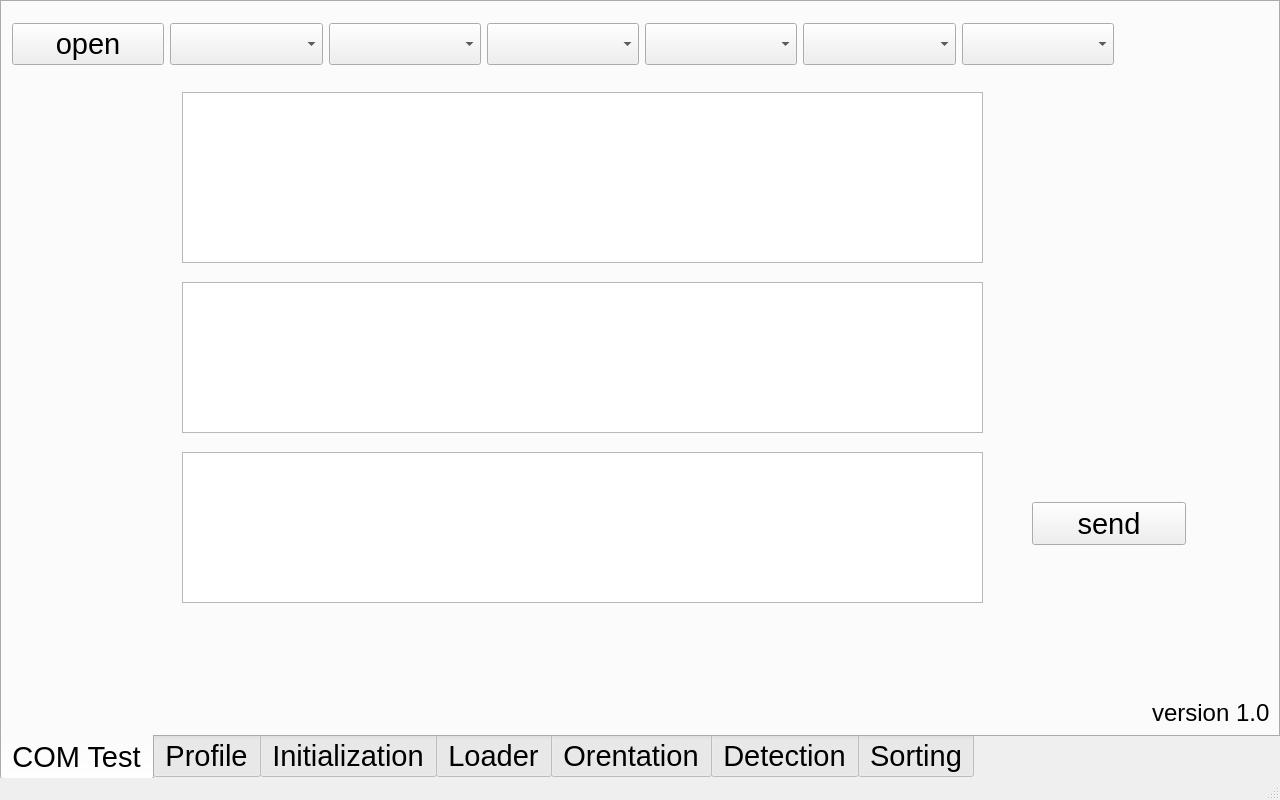
Old version of the form Fernhills_Team/Arun_arya/calyxtract_serialtest/calyxtract.ui in the repository fernhillsteam/Projects.
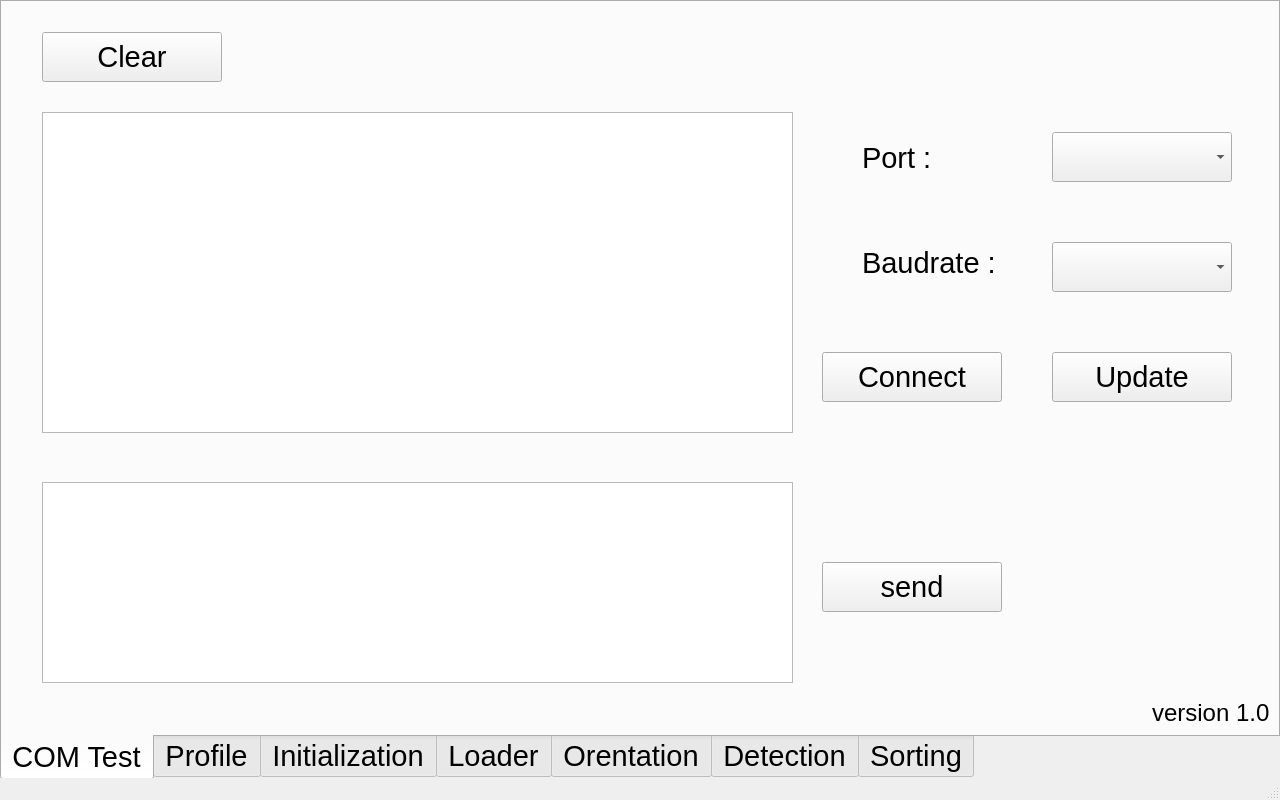
New version of the form. Icons and pictures are not drawn.

Diff of the .ui file:
```diff
--- a/Fernhills_Team/Arun_arya/calyxtract_serialtest/calyxtract.ui
+++ b/Fernhills_Team/Arun_arya/calyxtract_serialtest/calyxtract.ui
@@ -80,86 +80,39 @@
      <attribute name="title">
       <string>COM Test</string>
      </attribute>
-     <widget class="QTextEdit" name="textEdit">
-      <property name="geometry">
-       <rect>
-        <x>180</x>
-        <y>90</y>
-        <width>801</width>
-        <height>171</height>
-       </rect>
-      </property>
-     </widget>
      <widget class="QTextEdit" name="textEdit_2">
       <property name="geometry">
        <rect>
-        <x>180</x>
-        <y>280</y>
-        <width>801</width>
-        <height>151</height>
+        <x>40</x>
+        <y>110</y>
+        <width>751</width>
+        <height>321</height>
        </rect>
       </property>
      </widget>
      <widget class="QTextEdit" name="textEdit_3">
       <property name="geometry">
        <rect>
-        <x>180</x>
-        <y>450</y>
-        <width>801</width>
-        <height>151</height>
+        <x>40</x>
+        <y>480</y>
+        <width>751</width>
+        <height>201</height>
        </rect>
       </property>
      </widget>
      <widget class="QPushButton" name="send">
       <property name="geometry">
        <rect>
-        <x>1030</x>
-        <y>500</y>
-        <width>154</width>
-        <height>43</height>
+        <x>820</x>
+        <y>560</y>
+        <width>180</width>
+        <height>50</height>
        </rect>
       </property>
       <property name="text">
        <string>send</string>
       </property>
      </widget>
-     <widget class="QWidget" name="layoutWidget">
-      <property name="geometry">
-       <rect>
-        <x>10</x>
-        <y>20</y>
-        <width>1102</width>
-        <height>45</height>
-       </rect>
-      </property>
-      <layout class="QHBoxLayout" name="horizontalLayout_7">
-       <item>
-        <widget class="QPushButton" name="open">
-         <property name="text">
-          <string>open</string>
-         </property>
-        </widget>
-       </item>
-       <item>
-        <widget class="QComboBox" name="comboBox_6"/>
-       </item>
-       <item>
-        <widget class="QComboBox" name="comboBox_5"/>
-       </item>
-       <item>
-        <widget class="QComboBox" name="comboBox_4"/>
-       </item>
-       <item>
-        <widget class="QComboBox" name="comboBox_2"/>
-       </item>
-       <item>
-        <widget class="QComboBox" name="comboBox_3"/>
-       </item>
-       <item>
-        <widget class="QComboBox" name="comboBox"/>
-       </item>
-      </layout>
-     </widget>
      <widget class="QLabel" name="version">
       <property name="geometry">
        <rect>
@@ -178,6 +131,91 @@
        <string>version 1.0</string>
       </property>
      </widget>
+     <widget class="QPushButton" name="connect">
+      <property name="geometry">
+       <rect>
+        <x>820</x>
+        <y>350</y>
+        <width>180</width>
+        <height>50</height>
+       </rect>
+      </property>
+      <property name="text">
+       <string>Connect</string>
+      </property>
+     </widget>
+     <widget class="QComboBox" name="portList">
+      <property name="geometry">
+       <rect>
+        <x>1050</x>
+        <y>130</y>
+        <width>180</width>
+        <height>50</height>
+       </rect>
+      </property>
+     </widget>
+     <widget class="QComboBox" name="baudrateList">
+      <property name="geometry">
+       <rect>
+        <x>1050</x>
+        <y>240</y>
+        <width>180</width>
+        <height>50</height>
+       </rect>
+      </property>
+     </widget>
+     <widget class="QPushButton" name="updateBtn">
+      <property name="geometry">
+       <rect>
+        <x>1050</x>
+        <y>350</y>
+        <width>180</width>
+        <height>50</height>
+       </rect>
+      </property>
+      <property name="text">
+       <string>Update</string>
+      </property>
+     </widget>
+     <widget class="QLabel" name="label">
+      <property name="geometry">
+       <rect>
+        <x>860</x>
+        <y>140</y>
+        <width>81</width>
+        <height>31</height>
+       </rect>
+      </property>
+      <property name="text">
+       <string>Port :</string>
+      </property>
+     </widget>
+     <widget class="QLabel" name="label_2">
+      <property name="geometry">
+       <rect>
+        <x>860</x>
+        <y>240</y>
+        <width>141</width>
+        <height>41</height>
+       </rect>
+      </property>
+      <property name="text">
+       <string>Baudrate :</string>
+      </property>
+     </widget>
+     <widget class="QPushButton" name="clearBtn">
+      <property name="geometry">
+       <rect>
+        <x>40</x>
+        <y>30</y>
+        <width>180</width>
+        <height>50</height>
+       </rect>
+      </property>
+      <property name="text">
+       <string>Clear</string>
+      </property>
+     </widget>
     </widget>
     <widget class="QWidget" name="tab">
      <attribute name="title">
```
Left out of the diff: 4 changed lines with no effect on the pictures.
